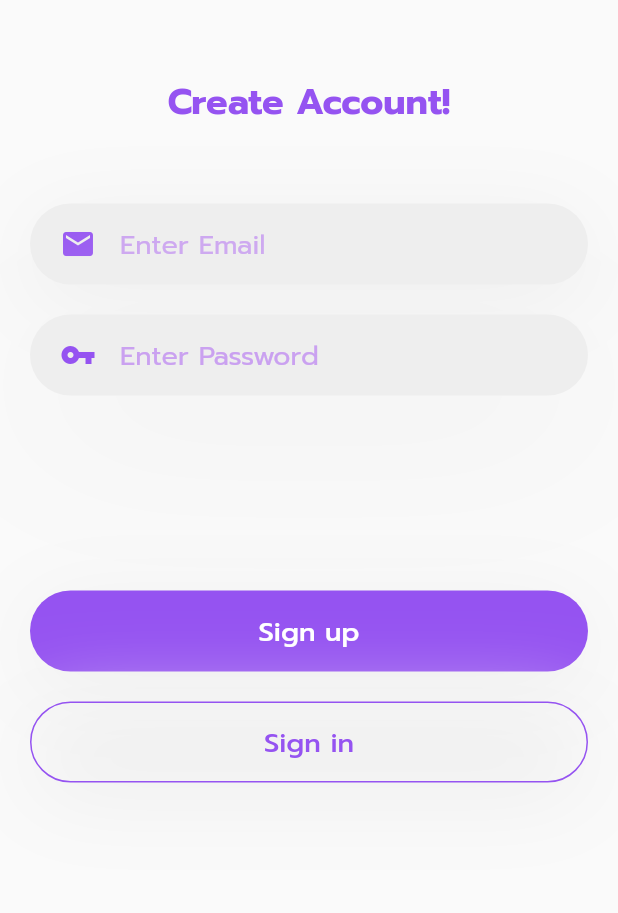
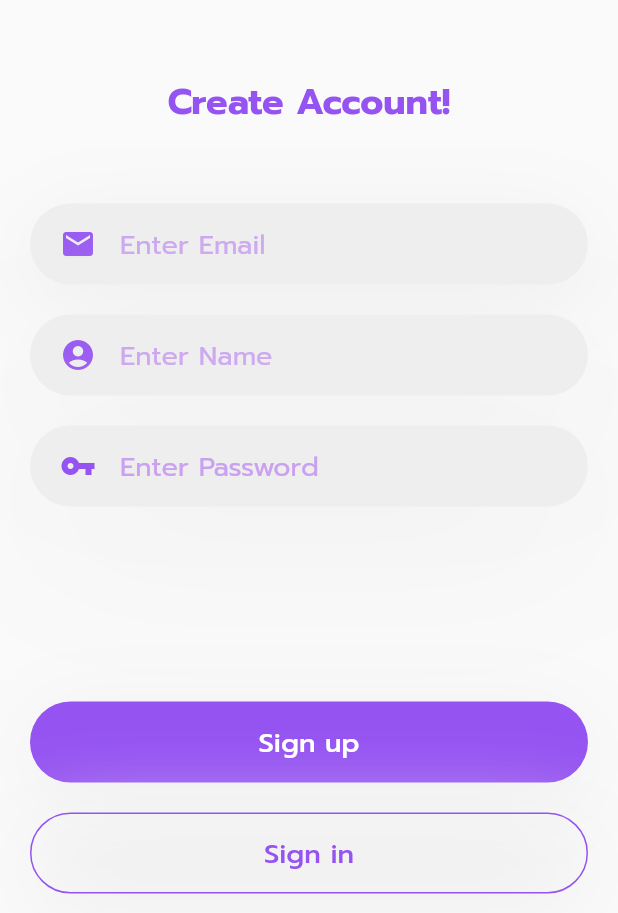
Before and after one commit to SalmanAlfarizhi/my_contact, a Flutter app: the screen it shows after launch, after a tap on "Sign up", on a phone screen of 412 x 824 dp, the part 323-1236 px from its top. Run offline on Flutter 3.47's test engine with Material 2 defaults, Android fonts, the phone set to English and light mode, and no system bars; our stand-ins replace dio.

Commit message:
Register System

```diff
--- a/lib/pages/login_page.dart
+++ b/lib/pages/login_page.dart
@@ -115,6 +115,7 @@ class _LoginPageState extends State<LoginPage> {
                 ],
               ),
               child: TextField(
+                style: TextStyle(color: Color.fromARGB(255, 149, 83, 241)),
                 controller: controllerEmail,
                 cursorColor: Color.fromARGB(255, 149, 83, 241),
                 decoration: InputDecoration(
@@ -150,6 +151,7 @@ class _LoginPageState extends State<LoginPage> {
                 ],
               ),
               child: TextField(
+                style: TextStyle(color: Color.fromARGB(255, 149, 83, 241)),
                 controller: controllerPass,
                 cursorColor: Color.fromARGB(255, 149, 83, 241),
                 decoration: InputDecoration(
--- a/lib/pages/register_page.dart
+++ b/lib/pages/register_page.dart
@@ -1,4 +1,6 @@
+import 'package:dio/dio.dart';
 import 'package:flutter/material.dart';
+import 'package:my_contact/pages/login_page.dart';
 
 class RegisterPage extends StatefulWidget {
   const RegisterPage({super.key});
@@ -8,6 +10,24 @@ class RegisterPage extends StatefulWidget {
 }
 
 class _RegisterPageState extends State<RegisterPage> {
+
+  TextEditingController controllerEmail = TextEditingController();
+  TextEditingController controllerName = TextEditingController();
+  TextEditingController controllerPass = TextEditingController();
+
+  void register(String email, nama, password) async{
+    try{
+      var response = await Dio().post('http://localhost:3000/users',
+        data: {"email": email, "name":nama, "password":password});
+      if (response.statusCode == 201) {
+        print("Register Success");
+      } else {
+        print("Failed");
+      }
+    } catch (e){
+      print(e);
+    }
+  }
   @override
   Widget build(BuildContext context) {
   return Scaffold(
@@ -59,6 +79,8 @@ class _RegisterPageState extends State<RegisterPage> {
                 ],
               ),
               child: TextField(
+                controller: controllerEmail,
+                style: TextStyle(color: Color.fromARGB(255, 149, 83, 241)),
                 cursorColor: Color.fromARGB(255, 149, 83, 241),
                 decoration: InputDecoration(
                   icon: Icon(
@@ -93,6 +115,46 @@ class _RegisterPageState extends State<RegisterPage> {
                 ],
               ),
               child: TextField(
+                controller: controllerName,
+                style: TextStyle(color: Color.fromARGB(255, 149, 83, 241)),
+                cursorColor: Color.fromARGB(255, 149, 83, 241),
+                decoration: InputDecoration(
+                  focusColor: Color.fromARGB(255, 149, 83, 241),
+                  icon: Icon(
+                    Icons.account_circle,
+                    color: Color.fromARGB(255, 149, 83, 241),
+                  ),
+                  hintText: "Enter Name",hintStyle: TextStyle(
+                    fontFamily: 'PromptRegular',
+                    fontSize: 18,
+                    color: Color.fromARGB(255, 202, 161, 240),
+                  ),
+                  enabledBorder: InputBorder.none,
+                  focusedBorder: InputBorder.none,
+                ),
+              ),
+            ),
+
+
+            Container(
+              alignment: Alignment.center,
+              margin: EdgeInsets.only(left: 20, right: 20, top: 20),
+              padding: EdgeInsets.only(left: 20, right: 20),
+              height: 54,
+              decoration: BoxDecoration(
+                borderRadius: BorderRadius.circular(50),
+                color: Color(0xffEEEEEE),
+                boxShadow: [
+                  BoxShadow(
+                      offset: Offset(0, 20),
+                      blurRadius: 100,
+                      color: Color(0xffEEEEEE)
+                  ),
+                ],
+              ),
+              child: TextField(
+                controller: controllerPass,
+                style: TextStyle(color: Color.fromARGB(255, 149, 83, 241)),
                 cursorColor: Color.fromARGB(255, 149, 83, 241),
                 decoration: InputDecoration(
                   focusColor: Color.fromARGB(255, 149, 83, 241),
@@ -110,26 +172,11 @@ class _RegisterPageState extends State<RegisterPage> {
                 ),
               ),
             ),
-            // Container(
-            //   margin: EdgeInsets.symmetric(horizontal: 30, vertical: 20),
-            //   alignment: Alignment.centerRight,
-            //   child: GestureDetector(
-            //     onTap: () {
-            //       // Write Click Listener Code Here
-            //     },
-            //     child: Text("Forgot Password?",
-            //     style: TextStyle(
-            //       color: Color.fromARGB(255, 149, 83, 241),
-            //       fontSize: 16,
-            //       fontFamily: 'PromptRegular'
-            //     ),),
-            //   ),
-            // ),
+
 
             GestureDetector(
               onTap: () {
-                // Navigator.push(context, MaterialPageRoute(builder: (context) => HomePage()),
-                // );
+                register(controllerEmail.text, controllerName.text, controllerPass.text);
               },
               child: Container(
                 alignment: Alignment.center,
@@ -160,7 +207,8 @@ class _RegisterPageState extends State<RegisterPage> {
 
             GestureDetector(
               onTap: () {
-                // Write Click Listener Code Here.
+                Navigator.push(context, MaterialPageRoute(builder: (context) => LoginPage()),
+                );
               },
               child: Container(
                 alignment: Alignment.center,
--- a/lib/pages/splash.dart
+++ b/lib/pages/splash.dart
@@ -37,7 +37,7 @@ class _SplashPageState extends State<SplashPage> {
         crossAxisAlignment: CrossAxisAlignment.center,
         mainAxisAlignment: MainAxisAlignment.center,
         children: [
-          Image.asset('assets/images/app_logo.png'),
+          Image.asset('assets/images/app_logo.png',height: 178,width: 148,),
           // Text("#oneforsolution",
           // style: TextStyle(
           //   fontSize: 20,
```
